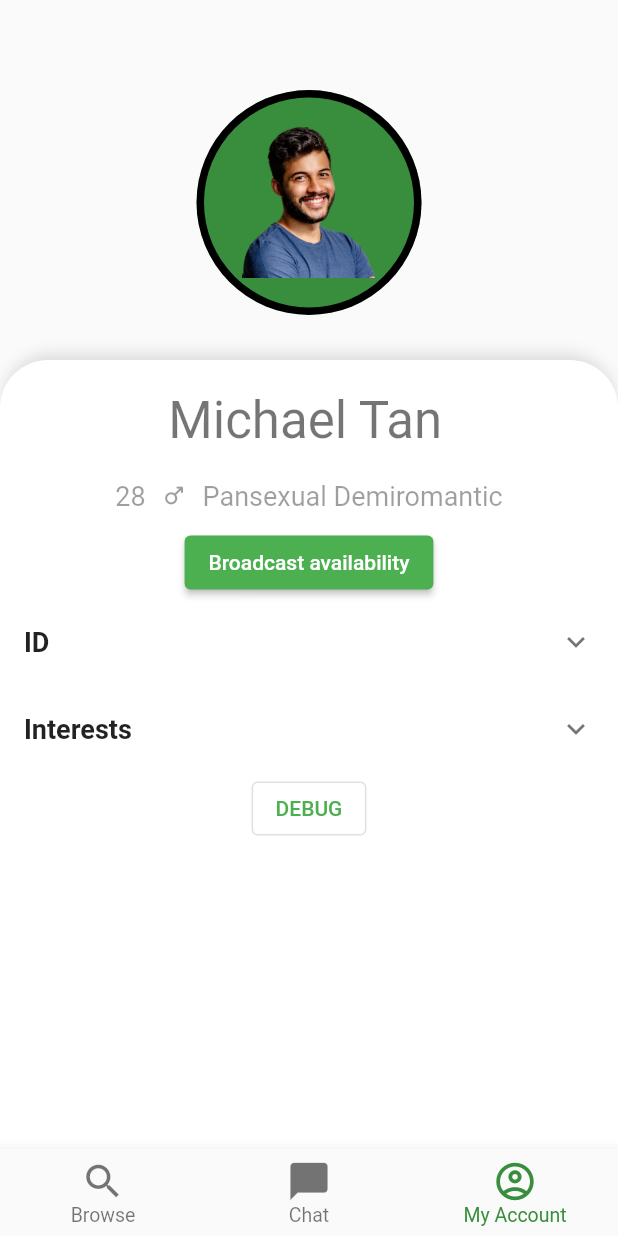
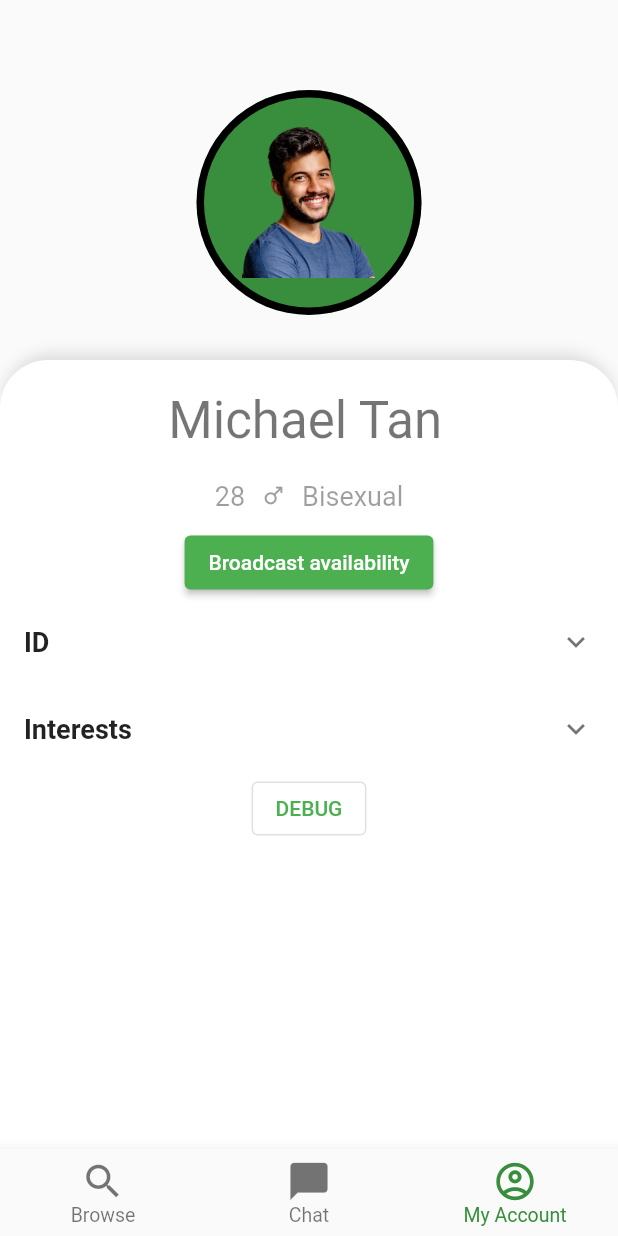
Before and after one commit to l-yc/hack-mit-2022, a Flutter app: the screen it shows after launch, item 3 of the bottom bar chosen, on a phone screen of 412 x 824 dp. Run offline on Flutter 3.47's test engine with Material 2 defaults, Android fonts, the phone set to English and light mode, and no system bars; our stand-ins replace expandable, persistent_bottom_nav_bar, shared_preferences; missing offline and left inert: dart:ffi, solana.

Commit message:
fix(flutter): rename some labels

```diff
--- a/flutter_app/lib/browse.dart
+++ b/flutter_app/lib/browse.dart
@@ -114,7 +114,7 @@ class _BrowseWidgetState extends State<BrowseWidget> {
           Padding(
             padding: EdgeInsets.symmetric(vertical: 20, horizontal: 10),
             child: CircleAvatar(
-              child: Image.asset('images/profile.png', scale: 10),
+              child: Image.asset('images/p6.png', scale: 2.5),
               radius: 70,
             ),
           ),
--- a/flutter_app/lib/profile.dart
+++ b/flutter_app/lib/profile.dart
@@ -17,7 +17,7 @@ class _ProfileWidgetState extends State<ProfileWidget> {
   String _name = "Michael Tan";
   int _age = 28;
   String _gender = "M";
-  String _sexual_orientation = "Pansexual Demiromantic";
+  String _sexual_orientation = "Bisexual";
   String _introduction = "Lorem ipsum dolor sit";
   List<String> _potential_interests = [
     "math",
```
